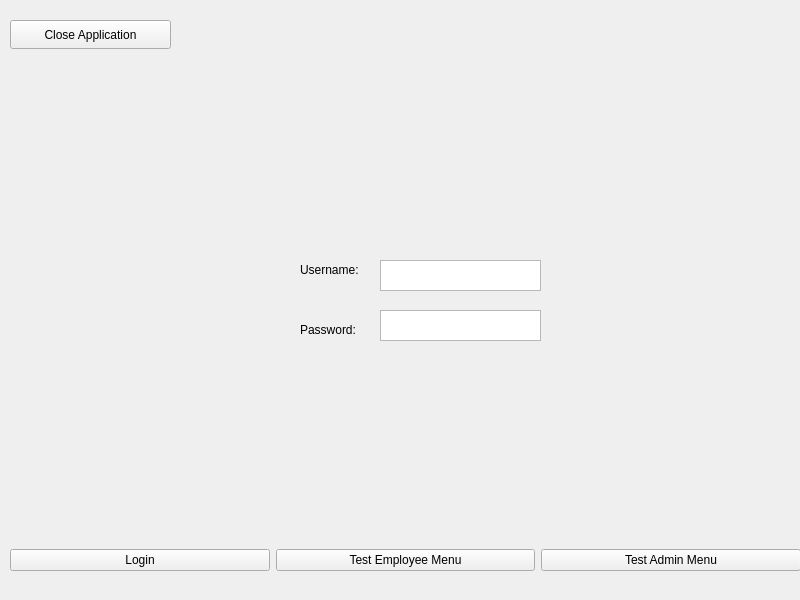
Decycle/CS008Project1, file mainwindow.ui: the form before one commit.
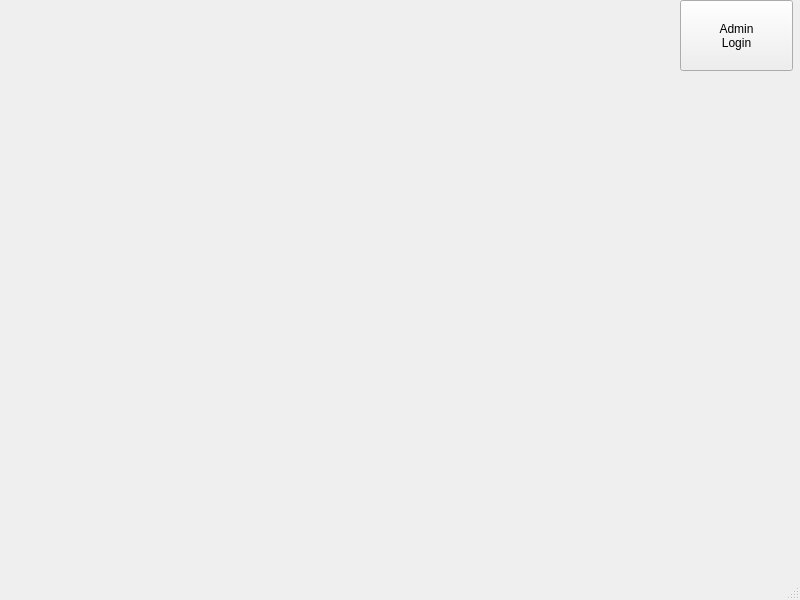
The form after the commit.

Commit message: Main Menu & Admin Login Basics

Diff of the .ui file:
```diff
--- a/mainwindow.ui
+++ b/mainwindow.ui
@@ -14,114 +14,32 @@
    <string>MainWindow</string>
   </property>
   <widget class="QWidget" name="centralwidget">
-   <widget class="QStackedWidget" name="stackedWidget">
+   <widget class="QPushButton" name="adminLoginButton">
     <property name="geometry">
      <rect>
-      <x>0</x>
+      <x>680</x>
       <y>0</y>
-      <width>801</width>
-      <height>591</height>
+      <width>113</width>
+      <height>71</height>
      </rect>
     </property>
-    <property name="styleSheet">
-     <string notr="true"/>
+    <property name="text">
+     <string>Admin
+Login</string>
     </property>
-    <widget class="QWidget" name="Login">
-     <widget class="QPushButton" name="CloseButton">
-      <property name="geometry">
-       <rect>
-        <x>10</x>
-        <y>20</y>
-        <width>161</width>
-        <height>29</height>
-       </rect>
-      </property>
-      <property name="text">
-       <string>Close Application</string>
-      </property>
-     </widget>
-     <widget class="QTextEdit" name="UsernameInput">
-      <property name="geometry">
-       <rect>
-        <x>380</x>
-        <y>260</y>
-        <width>161</width>
-        <height>31</height>
-       </rect>
-      </property>
-     </widget>
-     <widget class="QTextEdit" name="PasswordInput">
-      <property name="geometry">
-       <rect>
-        <x>380</x>
-        <y>310</y>
-        <width>161</width>
-        <height>31</height>
-       </rect>
-      </property>
-     </widget>
-     <widget class="QLabel" name="UsernameLabel">
-      <property name="geometry">
-       <rect>
-        <x>300</x>
-        <y>260</y>
-        <width>81</width>
-        <height>20</height>
-       </rect>
-      </property>
-      <property name="text">
-       <string>Username:</string>
-      </property>
-     </widget>
-     <widget class="QLabel" name="PasswordLabel">
-      <property name="geometry">
-       <rect>
-        <x>300</x>
-        <y>320</y>
-        <width>81</width>
-        <height>20</height>
-       </rect>
-      </property>
-      <property name="text">
-       <string>Password:</string>
-      </property>
-     </widget>
-     <widget class="QWidget" name="horizontalLayoutWidget">
-      <property name="geometry">
-       <rect>
-        <x>10</x>
-        <y>520</y>
-        <width>791</width>
-        <height>80</height>
-       </rect>
-      </property>
-      <layout class="QHBoxLayout" name="horizontalLayout">
-       <item>
-        <widget class="QPushButton" name="LoginButton">
-         <property name="text">
-          <string>Login</string>
-         </property>
-        </widget>
-       </item>
-       <item>
-        <widget class="QPushButton" name="TestEmployeeButton">
-         <property name="text">
-          <string>Test Employee Menu</string>
-         </property>
-        </widget>
-       </item>
-       <item>
-        <widget class="QPushButton" name="TestAdminButton">
-         <property name="text">
-          <string>Test Admin Menu</string>
-         </property>
-        </widget>
-       </item>
-      </layout>
-     </widget>
-    </widget>
    </widget>
   </widget>
+  <widget class="QMenuBar" name="menubar">
+   <property name="geometry">
+    <rect>
+     <x>0</x>
+     <y>0</y>
+     <width>800</width>
+     <height>21</height>
+    </rect>
+   </property>
+  </widget>
+  <widget class="QStatusBar" name="statusbar"/>
  </widget>
  <resources/>
  <connections/>
```
The commit also changes 40 other files.
